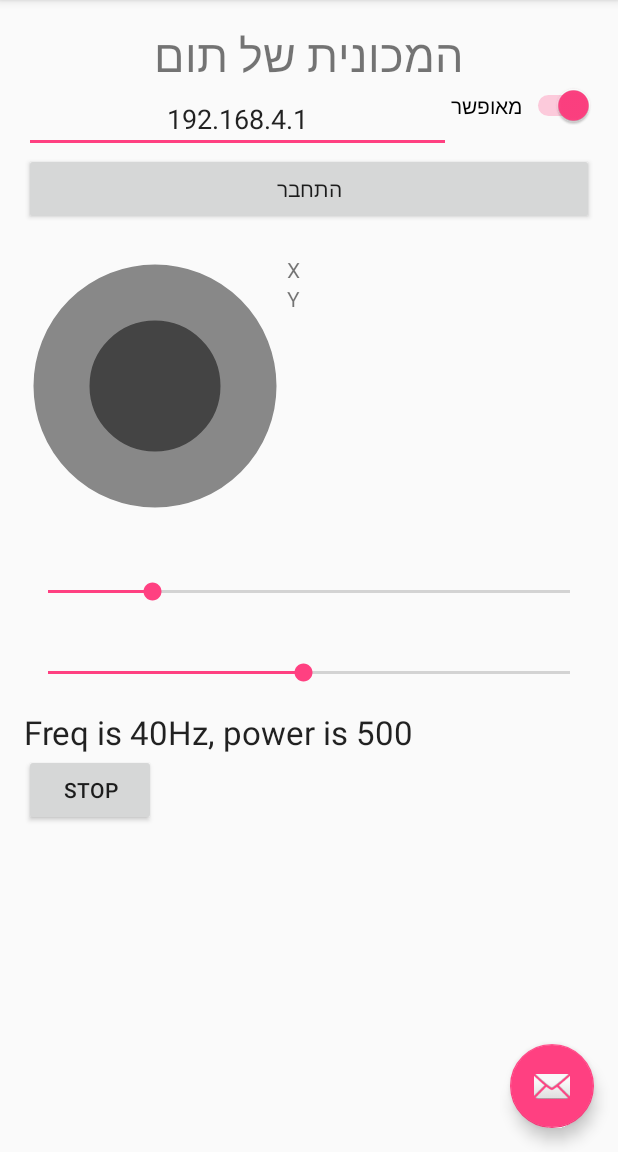
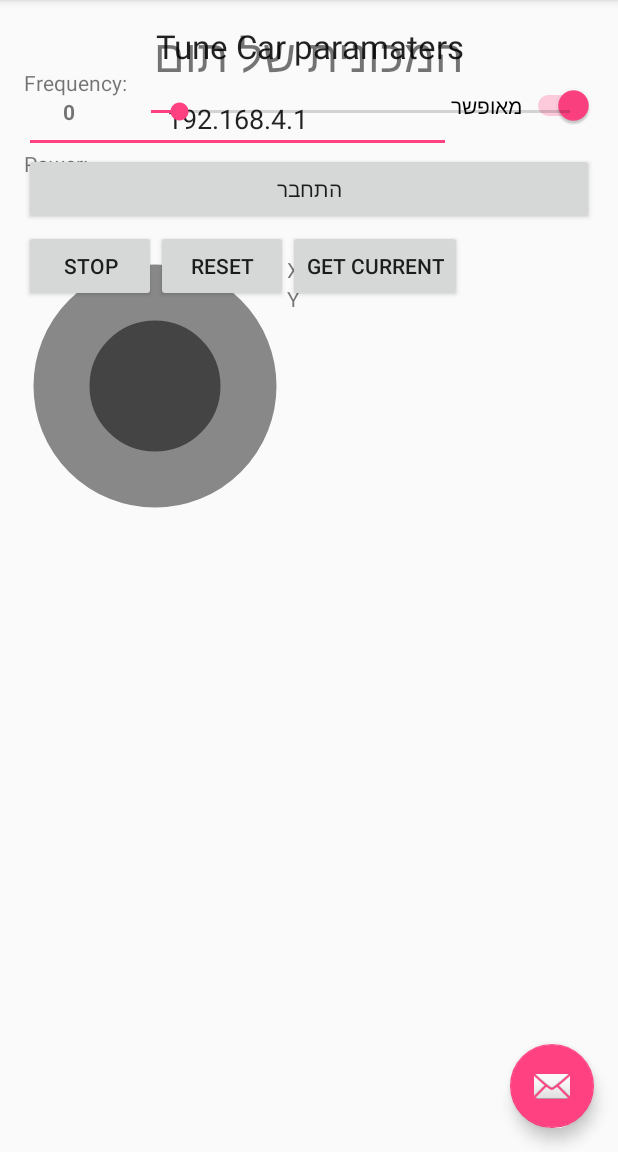
Before and after one commit to alon24/SmartCarAndroid, an Android app: the screen it shows after launch (MainActivity), after a tap on "Joystick", on a phone screen of 412 x 824 dp, the part 84-1236 px from its top. Run offline under Robolectric (Android 15) with nearby library versions, the phone set to English and light mode, and no system bars; 2 statements that could not run were skipped; 2 other taps on this screen came first.

Commit message:
moving tuning fragment

```diff
--- a/app/src/main/java/alon24/smartcarandroid/JoystickFragment.java
+++ b/app/src/main/java/alon24/smartcarandroid/JoystickFragment.java
@@ -7,8 +7,6 @@ import android.support.v4.app.Fragment;
 import android.view.LayoutInflater;
 import android.view.View;
 import android.view.ViewGroup;
-import android.widget.Button;
-import android.widget.SeekBar;
 import android.widget.TextView;
 
 import alon24.smartcarandroid.joystick.JoystickMovedListener;
@@ -18,14 +16,14 @@ import alon24.smartcarandroid.utils.CarMoveListener;
 /**
  * Created by iklein on 13/02/16.
  */
-public class JoystickFragment extends Fragment implements SeekBar.OnSeekBarChangeListener, View.OnClickListener {
+public class JoystickFragment extends Fragment implements View.OnClickListener {
     private String CAR_COMMAND = "Move xyJoystick";
     private String FREQ_COMMAND = "Move freq";
     CarMoveListener mCallback;
     JoystickView joystick;
     TextView txtX, txtY, freqPwrLab;
-    SeekBar freqBar, pwrBar;
-    Button stopBtn;
+//    SeekBar freqBar, pwrBar;
+//    Button stopBtn;
 
     @Override
     public void onAttach(Context activity) {
@@ -51,14 +49,14 @@ public class JoystickFragment extends Fragment implements SeekBar.OnSeekBarChang
 
         joystick.setOnJostickMovedListener(_listener);
 
-        pwrBar = (SeekBar) view.findViewById(R.id.PWRSeekBar);
-        freqBar = (SeekBar) view.findViewById(R.id.freqSeekeBar);
-        freqPwrLab = (TextView) view.findViewById(R.id.freqPwrLab);
-        pwrBar.setOnSeekBarChangeListener(this);
-        freqBar.setOnSeekBarChangeListener(this);
-        stopBtn = (Button) view.findViewById(R.id.stopBtn);
-        stopBtn.setOnClickListener(this);
-        updateUI();
+//        pwrBar = (SeekBar) view.findViewById(R.id.PWRSeekBar);
+//        freqBar = (SeekBar) view.findViewById(R.id.freqSeekeBar);
+//        freqPwrLab = (TextView) view.findViewById(R.id.freqPwrLab);
+//        pwrBar.setOnSeekBarChangeListener(this);
+//        freqBar.setOnSeekBarChangeListener(this);
+//        stopBtn = (Button) view.findViewById(R.id.stopBtn);
+//        stopBtn.setOnClickListener(this);
+//        updateUI();
         return view;
     }
 
@@ -81,33 +79,33 @@ public class JoystickFragment extends Fragment implements SeekBar.OnSeekBarChang
         }
     };
 
-    @Override
-    public void onProgressChanged(SeekBar seekBar, int progress, boolean fromUser) {
-        updateUI();
-        String cmd = String.format("%s 4 %d %d", FREQ_COMMAND, freqBar.getProgress(), pwrBar.getProgress());
-        mCallback.onCarChangeDirectionCommand(cmd);
-
-    }
-
-    @Override
-    public void onStartTrackingTouch(SeekBar seekBar) {
-
-    }
-
-    @Override
-    public void onStopTrackingTouch(SeekBar seekBar) {
-
-    }
-
-    private void updateUI() {
-        getActivity().runOnUiThread(new Runnable() {
-            @Override
-            public void run() {
-                freqPwrLab.setText(String.format("Freq is %dHz, power is %d", freqBar.getProgress(), pwrBar.getProgress()));
-            }
-        });
-
-    }
+//    @Override
+//    public void onProgressChanged(SeekBar seekBar, int progress, boolean fromUser) {
+//        updateUI();
+//        String cmd = String.format("%s 4 %d %d", FREQ_COMMAND, freqBar.getProgress(), pwrBar.getProgress());
+//        mCallback.onCarChangeDirectionCommand(cmd);
+//
+//    }
+//
+//    @Override
+//    public void onStartTrackingTouch(SeekBar seekBar) {
+//
+//    }
+//
+//    @Override
+//    public void onStopTrackingTouch(SeekBar seekBar) {
+//
+//    }
+//
+//    private void updateUI() {
+//        getActivity().runOnUiThread(new Runnable() {
+//            @Override
+//            public void run() {
+//                freqPwrLab.setText(String.format("Freq is %dHz, power is %d", freqBar.getProgress(), pwrBar.getProgress()));
+//            }
+//        });
+//
+//    }
 
     @Override
     public void onClick(View v) {
--- a/app/src/main/java/alon24/smartcarandroid/MainActivity.java
+++ b/app/src/main/java/alon24/smartcarandroid/MainActivity.java
@@ -214,7 +214,7 @@ public class MainActivity extends AppCompatActivity
         controlMenu.add("10.100.102.149").setOnMenuItemClickListener(new MenuItem.OnMenuItemClickListener() {
             @Override
             public boolean onMenuItemClick(MenuItem item) {
-                carIpText.setText("10.100.102.149");
+                carIpText.setText("10.100.102.125");
                 if (mConnection != null && mConnection.isConnected()) {
                     mConnection.disconnect();
                 }
@@ -295,6 +295,13 @@ public class MainActivity extends AppCompatActivity
 
 //            // Add the fragment to the 'fragment_container' FrameLayout
             getSupportFragmentManager().beginTransaction().replace(R.id.fragment_container, controllerFrag).commit();
+//            TuningFragment tuningFragment = new TuningFragment();
+//            if (controllerFrag instanceof JoystickFragment) {
+//
+//                getSupportFragmentManager().beginTransaction().replace(R.id.tune_fragment, tuningFragment).commit();
+//            } else {
+//                getSupportFragmentManager().beginTransaction().remove(tuningFragment);
+//            }
         }
     }
 
--- /dev/null
+++ b/app/src/main/java/alon24/smartcarandroid/TuningFragment.java
@@ -0,0 +1,103 @@
+package alon24.smartcarandroid;
+
+import android.support.v4.app.Fragment;
+import android.content.Context;
+import android.os.Bundle;
+import android.support.annotation.Nullable;
+import android.view.LayoutInflater;
+import android.view.View;
+import android.view.ViewGroup;
+import android.widget.Button;
+import android.widget.SeekBar;
+import android.widget.TextView;
+
+import alon24.smartcarandroid.utils.CarMoveListener;
+
+/**
+ * Created by iklein on 24/02/16.
+ */
+public class TuningFragment extends Fragment implements SeekBar.OnSeekBarChangeListener, View.OnClickListener{
+
+    private static String CAR_COMMAND = "Move tune";
+    private String FREQ_COMMAND = "Move freq";
+    CarMoveListener mCallback;
+
+    SeekBar freqBar, pwrBar;
+    TextView freqText, pwrText;
+    Button stopBtn;
+
+    @Override
+    public void onAttach(Context activity) {
+        super.onAttach(activity);
+
+        // This makes sure that the container activity has implemented
+        // the callback interface. If not, it throws an exception
+        try {
+            mCallback = (CarMoveListener) activity;
+        } catch (ClassCastException e) {
+            throw new ClassCastException(activity.toString()
+                    + " must implement CarMoveListener");
+        }
+    }
+
+    @Nullable
+    @Override
+    public View onCreateView(LayoutInflater inflater, ViewGroup container, Bundle savedInstanceState) {
+
+        View view = inflater.inflate(R.layout.tune_fragment, container, false);
+
+        pwrBar = (SeekBar) view.findViewById(R.id.pwrSeekeBar);
+        freqBar = (SeekBar) view.findViewById(R.id.freqSeekeBar);
+        freqText = (TextView) view.findViewById(R.id.freqText);
+        pwrText = (TextView) view.findViewById(R.id.pwrText);
+        pwrBar.setOnSeekBarChangeListener(this);
+        freqBar.setOnSeekBarChangeListener(this);
+        stopBtn = (Button) view.findViewById(R.id.stopBtn);
+        stopBtn.setOnClickListener(this);
+        updateUI();
+
+        return view;
+    }
+
+    private void updateUI() {
+        getActivity().runOnUiThread(new Runnable() {
+            @Override
+            public void run() {
+                freqText.setText(freqBar.getProgress());
+                pwrText.setText(pwrBar.getProgress());
+            }
+        });
+
+    }
+
+    @Override
+    public void onClick(View v) {
+        if (v.getId() == R.id.stopBtn) {
+            String cmd = String.format("%s %d %d", CAR_COMMAND, 0, 0);
+            mCallback.onCarChangeDirectionCommand(cmd);
+        } else  if (v.getId() == R.id.resetBtn) {
+//            String cmd = String.format("%s %d %d", CAR_COMMAND, 0, 0);
+//            mCallback.onCarChangeDirectionCommand(cmd);
+        } else  if (v.getId() == R.id.currentCarParamsBtn) {
+//            String cmd = String.format("%s %d %d", CAR_COMMAND, 0, 0);
+//            mCallback.onCarChangeDirectionCommand(cmd);
+        }
+    }
+
+    @Override
+    public void onProgressChanged(SeekBar seekBar, int progress, boolean fromUser) {
+        updateUI();
+        String cmd = String.format("%s 4 %d %d", FREQ_COMMAND, freqBar.getProgress(), pwrBar.getProgress());
+        mCallback.onCarChangeDirectionCommand(cmd);
+    }
+
+    @Override
+    public void onStartTrackingTouch(SeekBar seekBar) {
+
+    }
+
+    @Override
+    public void onStopTrackingTouch(SeekBar seekBar) {
+
+    }
+}
--- a/app/src/main/res/layout/content_main.xml
+++ b/app/src/main/res/layout/content_main.xml
@@ -78,6 +78,12 @@
             android:layout_marginTop="20dp"
             android:layout_below="@+id/connectStateBtn"
             />
+
+    <fragment
+        android:id="@+id/details_fragment"
+        class="alon24.smartcarandroid.TuningFragment"
+        android:layout_width="match_parent"
+        android:layout_height="wrap_content"/>
 
         <!--<LinearLayout-->
         <!--android:layout_width="match_parent"-->
--- a/app/src/main/res/layout/joystick_fragment.xml
+++ b/app/src/main/res/layout/joystick_fragment.xml
@@ -26,40 +26,40 @@
 			</TableRow>
 		</TableLayout>
 	</LinearLayout>
+	<!--<SeekBar-->
+		<!--android:layout_width="match_parent"-->
+		<!--android:layout_height="wrap_content"-->
+		<!--android:id="@+id/freqSeekeBar"-->
+		<!--android:layout_marginBottom="16dp"-->
+		<!--android:layout_marginTop="20dp"-->
+		<!--android:max="600"-->
+		<!--android:progress="40"-->
+		<!--android:indeterminate="false" />-->
 
-	<SeekBar
-		android:layout_width="match_parent"
-		android:layout_height="wrap_content"
-		android:id="@+id/freqSeekeBar"
-		android:layout_marginBottom="16dp"
-		android:layout_marginTop="20dp"
-		android:max="200"
-		android:progress="40"
-		android:indeterminate="false" />
+	<!--<SeekBar-->
+		<!--android:layout_width="match_parent"-->
+		<!--android:layout_height="wrap_content"-->
+		<!--android:id="@+id/PWRSeekBar"-->
+		<!--android:layout_marginBottom="16dp"-->
+		<!--android:layout_marginTop="20dp"-->
+		<!--android:max="1023"-->
+		<!--android:progress="500"-->
+		<!--android:indeterminate="false" />-->
 
-	<SeekBar
-		android:layout_width="match_parent"
-		android:layout_height="wrap_content"
-		android:id="@+id/PWRSeekBar"
-		android:layout_marginBottom="16dp"
-		android:layout_marginTop="20dp"
-		android:max="1023"
-		android:progress="500"
-		android:indeterminate="false" />
+	<!--<TextView-->
+		<!--android:layout_width="match_parent"-->
+		<!--android:layout_height="wrap_content"-->
+		<!--android:textAppearance="?android:attr/textAppearanceLarge"-->
 
-	<TextView
-		android:layout_width="match_parent"
-		android:layout_height="wrap_content"
-		android:textAppearance="?android:attr/textAppearanceLarge"
+		<!--android:text="Freq:0,Pwr 100"-->
+		<!--android:id="@+id/freqPwrLab" />-->
 
-		android:text="Freq:0,Pwr 100"
-		android:id="@+id/freqPwrLab" />
+	<!--<Button-->
+		<!--android:layout_width="wrap_content"-->
+		<!--android:layout_height="wrap_content"-->
+		<!--android:text="stop"-->
+		<!--android:id="@+id/stopBtn"/>-->
 
-	<Button
-		android:layout_width="wrap_content"
-		android:layout_height="wrap_content"
-		android:text="stop"
-		android:id="@+id/stopBtn"/>
 	<!--<alon24.smartcarandroid.joystick.JoystickView-->
 		<!--android:id="@+id/joystickView" android:layout_gravity="center_horizontal"-->
 		<!--android:layout_marginTop="20dip" android:layout_width="175dip"-->
--- /dev/null
+++ b/app/src/main/res/layout/tune_fragment.xml
@@ -0,0 +1,137 @@
+<LinearLayout xmlns:android="http://schemas.android.com/apk/res/android"
+	android:orientation="vertical" android:layout_width="fill_parent"
+	android:layout_height="fill_parent">
+
+	<TextView
+		android:layout_width="match_parent"
+		android:layout_height="wrap_content"
+		android:textAppearance="?android:attr/textAppearanceLarge"
+		android:text="Tune Car paramaters"
+        android:textAlignment="center"
+		android:id="@+id/textView2" />
+
+    <RelativeLayout
+        android:layout_width="match_parent"
+        android:layout_height="wrap_content">
+        <TextView
+            android:layout_width="wrap_content"
+            android:layout_height="wrap_content"
+            android:id="@+id/freqHeader"
+            android:text="Frequency:"/>
+        <TextView
+            android:layout_width="60dp"
+            android:layout_height="wrap_content"
+            android:id="@+id/freqText"
+            android:text="0"
+            android:textStyle="bold"
+            android:textAlignment="center"
+            android:layout_below="@+id/freqHeader"
+            android:layout_alignParentLeft="true"
+            android:layout_alignParentStart="true" />
+        <SeekBar
+            android:layout_width="match_parent"
+            android:layout_height="wrap_content"
+            android:id="@+id/freqSeekeBar"
+            android:layout_marginBottom="16dp"
+            android:layout_marginTop="20dp"
+            android:max="600"
+            android:progress="40"
+            android:indeterminate="false"
+            android:layout_toEndOf="@+id/freqHeader"
+            android:layout_alignParentRight="true"/>
+    </RelativeLayout>
+    <RelativeLayout
+        android:layout_width="match_parent"
+        android:layout_height="wrap_content">
+        <TextView
+            android:layout_width="wrap_content"
+            android:layout_height="wrap_content"
+            android:id="@+id/pwrHeader"
+            android:text="Power:"/>
+        <TextView
+            android:layout_width="60dp"
+            android:layout_height="wrap_content"
+            android:id="@+id/pwrText"
+            android:text="0"
+            android:textStyle="bold"
+            android:textAlignment="center"
+            android:layout_below="@+id/pwrHeader"
+            android:layout_alignParentLeft="true"
+            android:layout_alignParentStart="true" />
+        <SeekBar
+            android:layout_width="50dp"
+            android:layout_height="wrap_content"
+            android:id="@+id/pwrSeekeBar"
+            android:layout_marginBottom="16dp"
+            android:layout_marginTop="20dp"
+            android:max="600"
+            android:progress="40"
+            android:indeterminate="false"
+            android:layout_toEndOf="@+id/pwrHeader"
+            android:layout_alignParentRight="true"/>
+    </RelativeLayout>
+	<!--<LinearLayout-->
+		<!--android:layout_width="match_parent"-->
+		<!--android:layout_height="wrap_content"-->
+		<!--android:orientation="horizontal">-->
+		<!--<TextView-->
+			<!--android:layout_width="wrap_content"-->
+			<!--android:layout_height="wrap_content"-->
+			<!--android:text="Power:"-->
+			<!--android:textAlignment="center"/>-->
+		<!--<SeekBar-->
+			<!--android:layout_width="match_parent"-->
+			<!--android:layout_height="wrap_content"-->
+			<!--android:id="@+id/PWRSeekBar"-->
+			<!--android:layout_marginBottom="16dp"-->
+			<!--android:layout_marginTop="20dp"-->
+			<!--android:max="1023"-->
+			<!--android:progress="500"-->
+			<!--android:indeterminate="false" />-->
+	<!--</LinearLayout>-->
+
+
+
+    <LinearLayout
+        android:orientation="horizontal"
+        android:layout_width="match_parent"
+        android:layout_height="wrap_content">
+
+        <Button
+            android:layout_width="wrap_content"
+            android:layout_height="wrap_content"
+            android:text="stop"
+            android:id="@+id/stopBtn"/>
+        <Button
+            android:layout_width="wrap_content"
+            android:layout_height="wrap_content"
+            android:text="reset"
+            android:id="@+id/resetBtn"/>
+        <Button
+            android:layout_width="wrap_content"
+            android:layout_height="wrap_content"
+            android:text="Get Current"
+            android:id="@+id/currentCarParamsBtn"/>
+    </LinearLayout>
+
+    <!--<alon24.smartcarandroid.joystick.JoystickView-->
+		<!--android:id="@+id/joystickView" android:layout_gravity="center_horizontal"-->
+		<!--android:layout_marginTop="20dip" android:layout_width="175dip"-->
+		<!--android:layout_height="175dip" />-->
+	<!--<TableLayout android:layout_width="wrap_content"-->
+		<!--android:layout_height="wrap_content" android:layout_gravity="center_horizontal"-->
+		<!--android:layout_marginTop="10dip">-->
+		<!--<TableRow>-->
+			<!--<TextView android:text="X" android:layout_width="50dip"-->
+				<!--android:layout_height="wrap_content"></TextView>-->
+			<!--<TextView android:text="" android:id="@+id/TextViewX"-->
+				<!--android:layout_width="100dip" android:layout_height="wrap_content"></TextView>-->
+		<!--</TableRow>-->
+		<!--<TableRow>-->
+			<!--<TextView android:text="Y" android:layout_width="wrap_content"-->
+				<!--android:layout_height="wrap_content"></TextView>-->
+			<!--<TextView android:text="" android:id="@+id/TextViewY"-->
+				<!--android:layout_width="wrap_content" android:layout_height="wrap_content"></TextView>-->
+		<!--</TableRow>-->
+	<!--</TableLayout>-->
+</LinearLayout>
```
